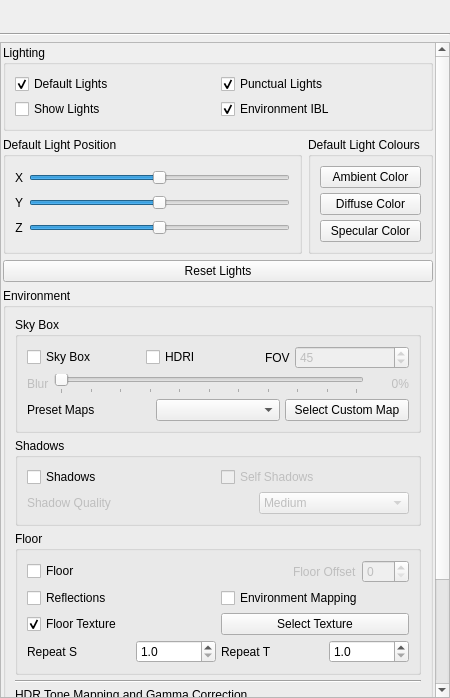
Qt form ui/VisualizationEnvironmentPanel.ui (01Hub/ModelViewer) before a commit.
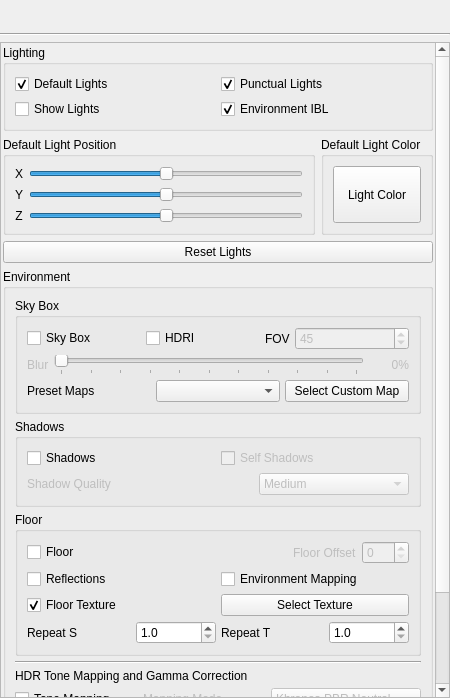
The same form after that commit. Icons and pictures are not drawn.

Commit message:
Baseline light and sheen pipeline fixes
Consolidate the validated lighting and shading cleanup into a stable baseline.

- simplify the default light UI to a single light color and apply it consistently in ADS and PBR
- keep the current sheen and AO shader fixes while preserving the validated baseline behavior
- generate MikkTSpace tangents for glTF meshes missing TANGENT so sheen materials use a stable basis
- include the earlier GLWidget light gizmo cleanup in the baseline history for faster rollback and iteration

What changed in the file:
```diff
--- a/ui/VisualizationEnvironmentPanel.ui
+++ b/ui/VisualizationEnvironmentPanel.ui
@@ -117,7 +117,7 @@
         <x>0</x>
         <y>0</y>
         <width>436</width>
-        <height>920</height>
+        <height>904</height>
        </rect>
       </property>
       <layout class="QGridLayout" name="gridLayout">
@@ -185,9 +185,15 @@
        <item row="1" column="0">
         <layout class="QVBoxLayout" name="verticalLayout">
          <item>
-          <layout class="QHBoxLayout" name="horizontalLayout">
+          <layout class="QHBoxLayout" name="horizontalLayout" stretch="1,0">
            <item>
             <widget class="QGroupBox" name="groupBoxLightPosition">
+             <property name="sizePolicy">
+              <sizepolicy hsizetype="Preferred" vsizetype="Preferred">
+               <horstretch>0</horstretch>
+               <verstretch>0</verstretch>
+              </sizepolicy>
+             </property>
              <property name="title">
               <string>Default Light Position</string>
              </property>
@@ -269,8 +275,14 @@
            </item>
            <item>
             <widget class="QGroupBox" name="groupBoxLightColors">
+             <property name="sizePolicy">
+              <sizepolicy hsizetype="Preferred" vsizetype="Preferred">
+               <horstretch>0</horstretch>
+               <verstretch>0</verstretch>
+              </sizepolicy>
+             </property>
              <property name="title">
-              <string>Default Light Colours</string>
+              <string>Default Light Color</string>
              </property>
              <property name="flat">
               <bool>true</bool>
@@ -280,23 +292,15 @@
                <number>5</number>
               </property>
               <item row="0" column="0">
-               <widget class="QPushButton" name="pushButtonLightAmbient">
-                <property name="text">
-                 <string>Ambient Color</string>
+               <widget class="QPushButton" name="pushButtonLightColor">
+                <property name="sizePolicy">
+                 <sizepolicy hsizetype="Expanding" vsizetype="Expanding">
+                  <horstretch>0</horstretch>
+                  <verstretch>0</verstretch>
+                 </sizepolicy>
                 </property>
-               </widget>
-              </item>
-              <item row="1" column="0">
-               <widget class="QPushButton" name="pushButtonLightDiffuse">
                 <property name="text">
-                 <string>Diffuse Color</string>
-                </property>
-               </widget>
-              </item>
-              <item row="2" column="0">
-               <widget class="QPushButton" name="pushButtonLightSpecular">
-                <property name="text">
-                 <string>Specular Color</string>
+                 <string>Light Color</string>
                 </property>
                </widget>
               </item>
```
The commit also changes 5 other files.
